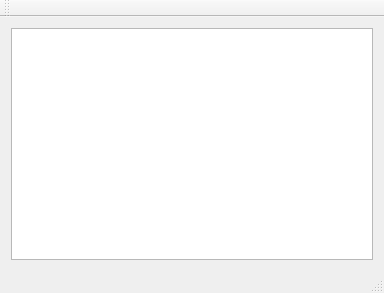
This is mainwindow.ui in KITrokopter/GUI-Application as Qt 5 draws it before an edit. The edited form follows.
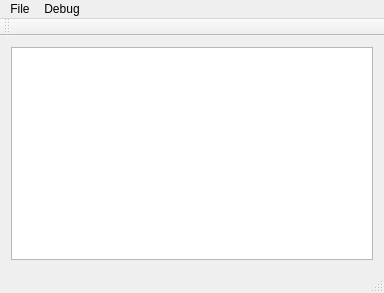
This is the edited form.

Commit message:
Add Quadcopter debug dialog
This dialog shows a table of all quadcopters with all their information.

```diff
--- a/mainwindow.ui
+++ b/mainwindow.ui
@@ -29,6 +29,19 @@
      <height>21</height>
     </rect>
    </property>
+   <widget class="QMenu" name="menuFile">
+    <property name="title">
+     <string>File</string>
+    </property>
+   </widget>
+   <widget class="QMenu" name="menuDebug">
+    <property name="title">
+     <string>Debug</string>
+    </property>
+    <addaction name="actionQuadcopters"/>
+   </widget>
+   <addaction name="menuFile"/>
+   <addaction name="menuDebug"/>
   </widget>
   <widget class="QToolBar" name="mainToolBar">
    <attribute name="toolBarArea">
```
Left out of the diff: 5 changed lines with no effect on the pictures. The commit also changes 6 other files.
